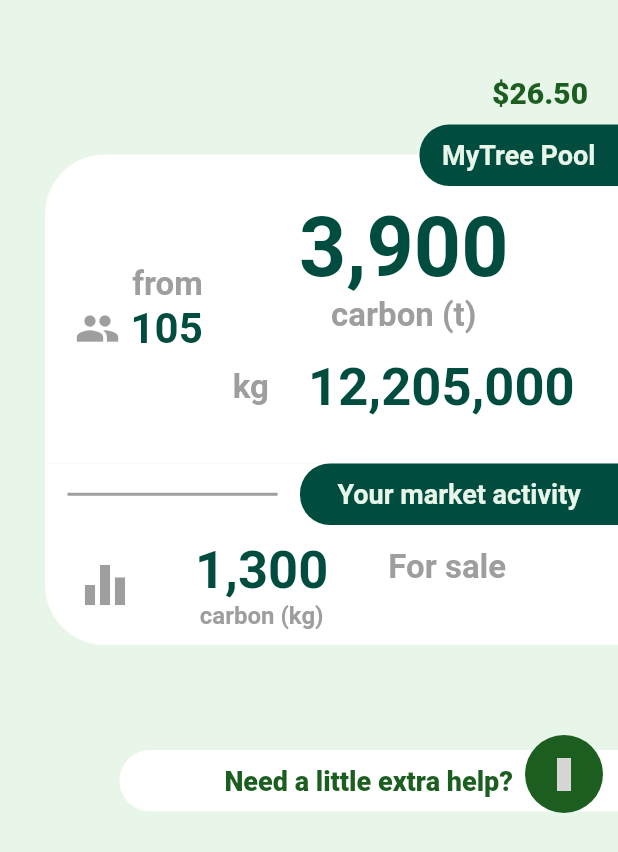
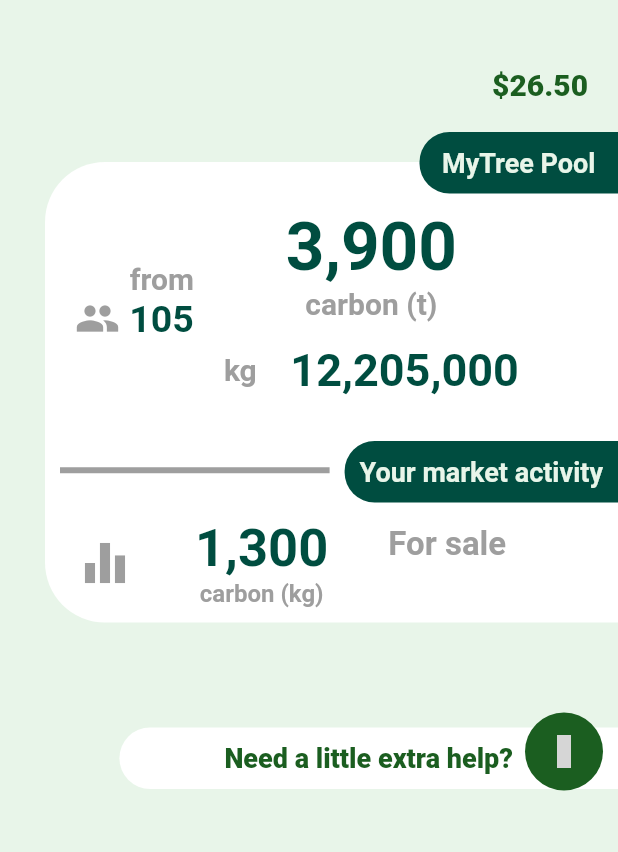
Before and after one commit to nikimain30/Flutter_MyTree, a Flutter app: the MyTreePoolDialog screen opened directly, on a phone screen of 412 x 824 dp. Shown: the top 852 px of the screen. Run offline on Flutter 3.47's test engine with Material 2 defaults, Android fonts, the phone set to English and light mode, and no system bars; our stand-ins replace fluttericon, font_awesome_flutter, numberpicker, stack_trace; missing offline and left inert: analyzer, bezier_chart, build, horizontal_picker; grey boxes are pictures that could not be loaded.

Commit message:
Alignment of mytree pool dialog resolved

```diff
--- a/lib/widgets/home/mytree_pool_dialog.dart
+++ b/lib/widgets/home/mytree_pool_dialog.dart
@@ -14,8 +14,11 @@ class MyTreePoolDialog extends StatelessWidget {
     // TODO: implement build
     return Scaffold(
       backgroundColor: Colors.green[50].withOpacity(0.99),
-      body: Container(
-        height: double.maxFinite,
+      body: SingleChildScrollView(
+      child: Container(
+      margin: const EdgeInsets.only(top: 25.0,bottom: 25.0),
+      width: MediaQuery.of(context).size.width,
+      height: MediaQuery.of(context).size.height,
         child: Column(
           crossAxisAlignment: CrossAxisAlignment.end,
           children: <Widget>[
@@ -23,7 +26,7 @@ class MyTreePoolDialog extends StatelessWidget {
               alignment: Alignment.topRight,
               child: InkWell(
                 child: Padding(
-                  padding: const EdgeInsets.fromLTRB(20.0, 50.0, 20.0, 10.0),
+                  padding: const EdgeInsets.symmetric(vertical: 20.0,horizontal: 20.0),
                   child: Text(
                     '\$26.50',
                     textAlign: TextAlign.end,
@@ -64,7 +67,7 @@ class MyTreePoolDialog extends StatelessWidget {
                                     'from',
                                     style: TextStyle(
                                         color: Colors.grey,
-                                        fontSize: 22.0,
+                                        fontSize: 20.0,
                                         fontWeight: FontWeight.w600),
                                   ),
                                   Row(
@@ -78,7 +81,7 @@ class MyTreePoolDialog extends StatelessWidget {
                                         ' 105',
                                         style: TextStyle(
                                             color: Colors.teal[900],
-                                            fontSize: 28.0,
+                                            fontSize: 25.0,
                                             fontWeight: FontWeight.w600),
                                       ),
                                     ],
@@ -91,14 +94,14 @@ class MyTreePoolDialog extends StatelessWidget {
                                 '3,900',
                                 style: TextStyle(
                                     color: Colors.teal[900],
-                                    fontSize: 55.0,
+                                    fontSize: 45.0,
                                     fontWeight: FontWeight.w600),
                               ),
                               Text(
                                 'carbon (t)',
                                 style: TextStyle(
                                     color: Colors.grey,
-                                    fontSize: 22.0,
+                                    fontSize: 20.0,
                                     fontWeight: FontWeight.w600),
                               ),
                               Container(
@@ -109,14 +112,14 @@ class MyTreePoolDialog extends StatelessWidget {
                                       'kg',
                                       style: TextStyle(
                                           color: Colors.grey,
-                                          fontSize: 22.0,
+                                          fontSize: 20.0,
                                           fontWeight: FontWeight.w600),
                                     ),
                                     Text(
                                       '   12,205,000',
                                       style: TextStyle(
                                           color: Colors.teal[900],
-                                          fontSize: 35.0,
+                                          fontSize: 30.0,
                                           fontWeight: FontWeight.w600),
                                     ),
                                   ],
@@ -170,14 +173,15 @@ class MyTreePoolDialog extends StatelessWidget {
                     child: Row(
                       mainAxisSize: MainAxisSize.max,
                       children: <Widget>[
-                        Container(
-                          margin: EdgeInsets.only(left: 15.0, right: 15.0),
-                          decoration: new BoxDecoration(
-                            color: Colors.grey,
-                            shape: BoxShape.rectangle,
+                        Expanded(
+                          child: new Container(
+                            margin: const EdgeInsets.only(left: 10.0, right: 10.0),
+                            child: Divider(
+                              thickness: 4,
+                              height: 2,
+                              color: Colors.grey,
+                            ),
                           ),
-                          height: 2.0,
-                          width: 140,
                         ),
                         new Container(
                           decoration: new BoxDecoration(
@@ -189,7 +193,7 @@ class MyTreePoolDialog extends StatelessWidget {
                           ),
                           child: Padding(
                             padding: const EdgeInsets.symmetric(
-                                vertical: 10.0, horizontal: 25.0),
+                                vertical: 10.0,horizontal: 10.0),
                             child: Text(
                               'Your market activity',
                               style: TextStyle(
@@ -307,6 +311,7 @@ class MyTreePoolDialog extends StatelessWidget {
           ],
         ),
       ),
+      ),
 //      ),
     );
   }
```
